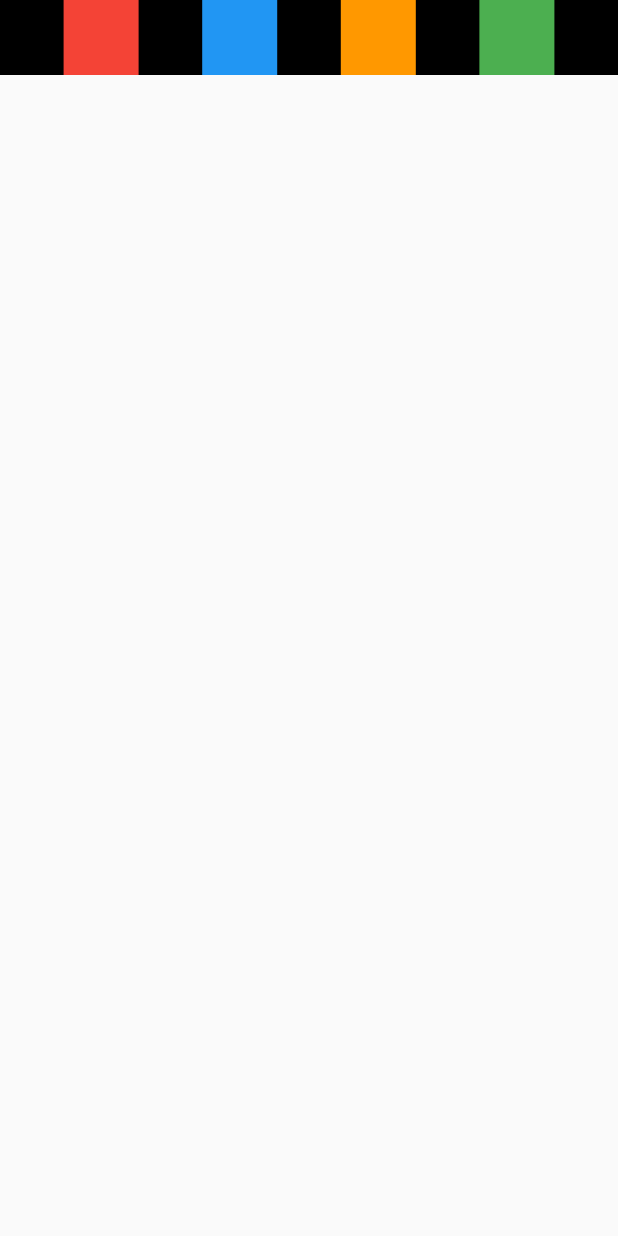
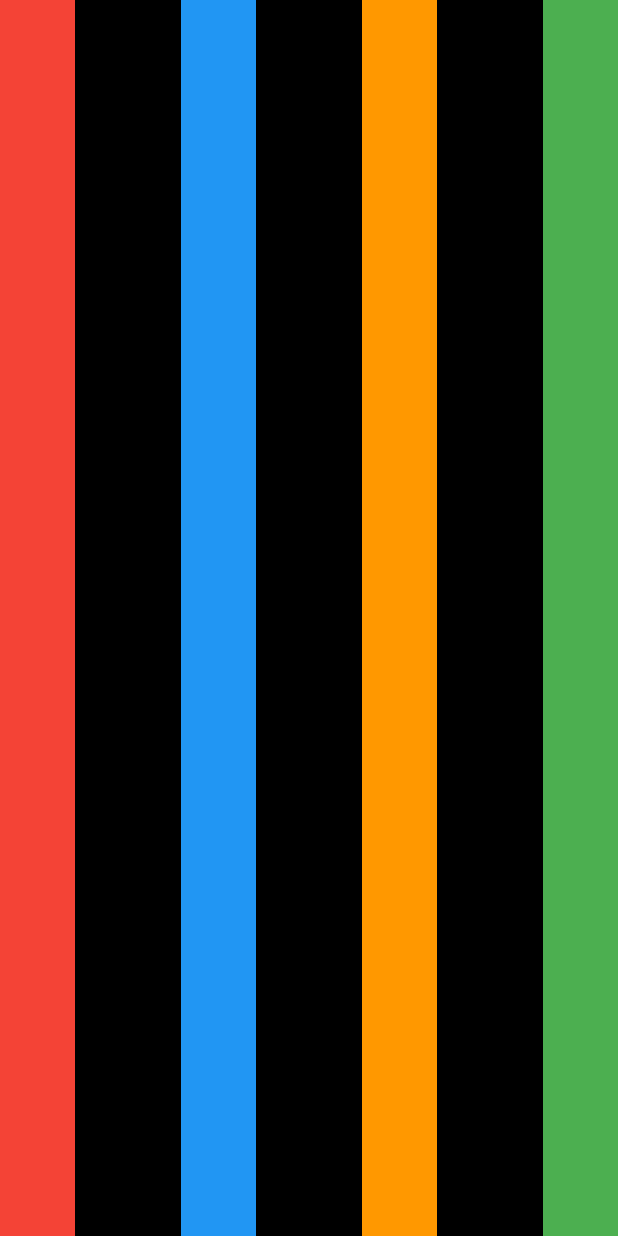
Before and after one commit to Jeffrey-Oh/flutter-row-and-column, a Flutter app: the screen it shows after launch, on a phone screen of 412 x 824 dp. Run offline on Flutter 3.47's test engine with Material 2 defaults, Android fonts, the phone set to English and light mode, and no system bars.

Commit message:
CrossAxisAlignment 완전정복

```diff
--- a/lib/screen/home/home_screen.dart
+++ b/lib/screen/home/home_screen.dart
@@ -9,8 +9,9 @@ class HomeScreen extends StatelessWidget {
       body: SafeArea(
         child: Container(
           color: Colors.black,
+          height: MediaQuery.of(context).size.height,
           child: Row(
-            // MainAxisAlignment
+            // MainAxisAlignment - 주축 정렬
             // start - 시작
             // end - 끝
             // center - 가운데
@@ -18,7 +19,13 @@ class HomeScreen extends StatelessWidget {
             // spaceBetween - 위젯과 위젯의 사이가 동일하게 배치된다
             // spaceEvenly - 위젯을 같은 간격으로 배치하지만 끝과 끝에도
             //               위젯이 아닌 빈 간격으로 시작한다
-            mainAxisAlignment: MainAxisAlignment.spaceEvenly,
+            mainAxisAlignment: MainAxisAlignment.spaceBetween,
+            // CrossAxisAlignment - 반대축 정렬
+            // start - 시작
+            // end - 끝
+            // center - 가운데
+            // stretch - 최대한으로 늘린다
+            crossAxisAlignment: CrossAxisAlignment.stretch,
             children: [
               Container(
                 color: Colors.red,
```
Also changed, not shown: 1 other file.
